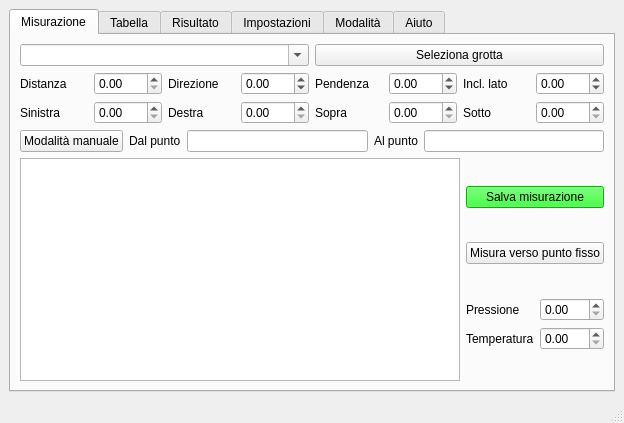
First picture: the form in charlotte/charlotte.ui, repository zorbaproject/Meatloaf, before the edit.
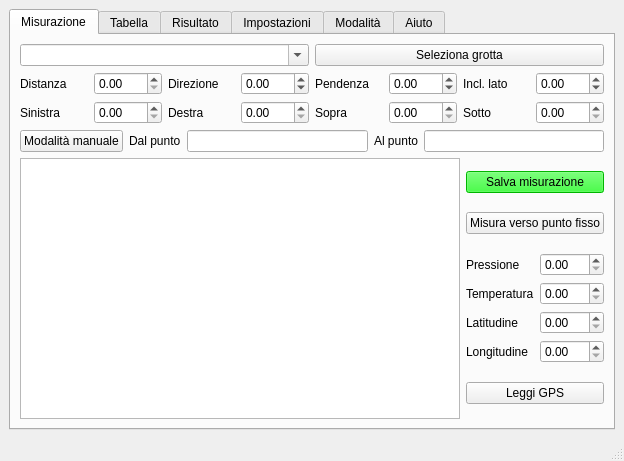
Second picture: the form after the edit.

```diff
--- a/charlotte/charlotte.ui
+++ b/charlotte/charlotte.ui
@@ -7,7 +7,7 @@
     <x>0</x>
     <y>0</y>
     <width>624</width>
-    <height>423</height>
+    <height>461</height>
    </rect>
   </property>
   <property name="windowTitle">
@@ -222,6 +222,13 @@
             </item>
             <item>
              <layout class="QGridLayout" name="gridLayout_2">
+              <item row="2" column="0">
+               <widget class="QLabel" name="label_18">
+                <property name="text">
+                 <string>Latitudine</string>
+                </property>
+               </widget>
+              </item>
               <item row="0" column="1">
                <widget class="QDoubleSpinBox" name="pressure"/>
               </item>
@@ -242,8 +249,28 @@
                 </property>
                </widget>
               </item>
+              <item row="3" column="0">
+               <widget class="QLabel" name="label_19">
+                <property name="text">
+                 <string>Longitudine</string>
+                </property>
+               </widget>
+              </item>
+              <item row="2" column="1">
+               <widget class="QDoubleSpinBox" name="latitude"/>
+              </item>
+              <item row="3" column="1">
+               <widget class="QDoubleSpinBox" name="longitude"/>
+              </item>
              </layout>
             </item>
+            <item>
+             <widget class="QPushButton" name="readGPS">
+              <property name="text">
+               <string>Leggi GPS</string>
+              </property>
+             </widget>
+            </item>
            </layout>
           </item>
          </layout>
```
Left out of the diff: 14 changed lines with no effect on the pictures.
